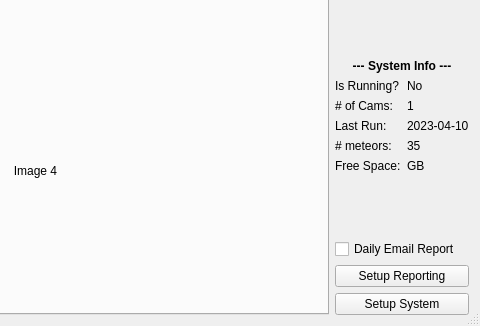
The window that RMSdashboard.ui (mjmazur/RMSdashboard) describes before a commit, drawn with Qt 5; both pictures show x 730 to 1210 and y 256 to 582 of the 1210 by 582 pixel window.
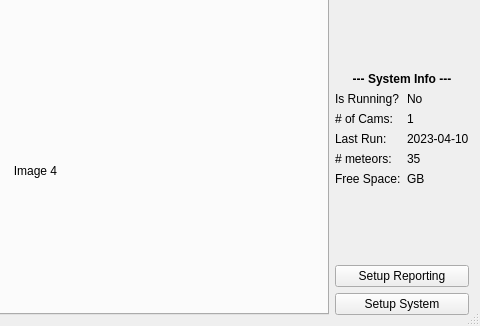
The same window after the commit.

What changed in the file:
```diff
--- a/RMSdashboard.ui
+++ b/RMSdashboard.ui
@@ -408,13 +408,6 @@
    </item>
    <item row="4" column="1">
     <layout class="QVBoxLayout" name="verticalLayout_3">
-     <item>
-      <widget class="QCheckBox" name="email_report_cb">
-       <property name="text">
-        <string>Daily Email Report</string>
-       </property>
-      </widget>
-     </item>
      <item>
       <widget class="QPushButton" name="setup_reporting_btn">
        <property name="text">
```
